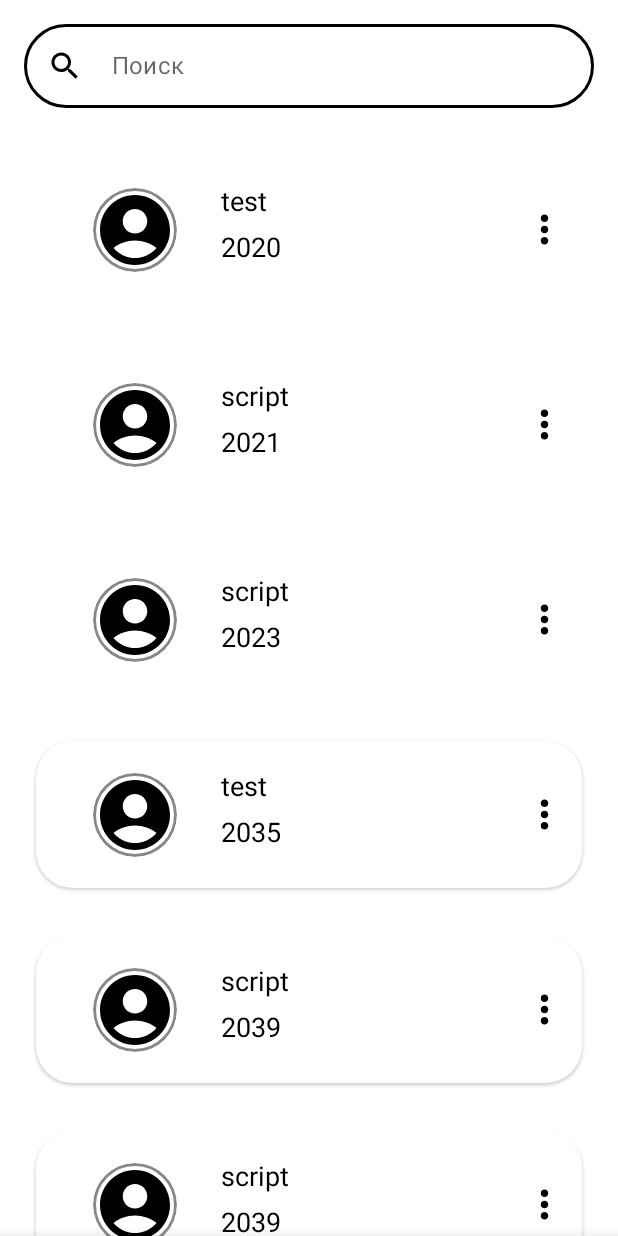
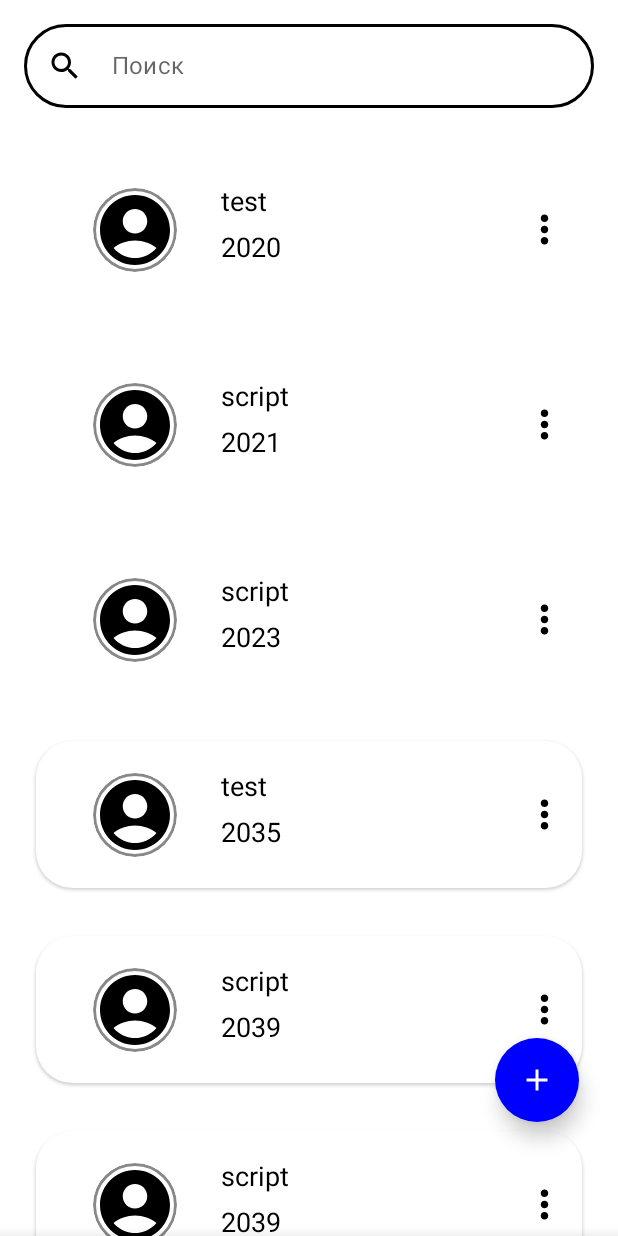
Before and after one commit to Alberto195/ConditioningApp, an Android app built with Jetpack Compose: the @Preview function ScriptListPreview, on a phone screen of 412 x 824 dp. Run offline under Robolectric (Android 15) with nearby library versions, the phone set to English and light mode, and no system bars.

```diff
--- a/app/src/main/java/com/example/conditioning511/presentation/script_list/ui/ScriptList.kt
+++ b/app/src/main/java/com/example/conditioning511/presentation/script_list/ui/ScriptList.kt
@@ -8,6 +8,7 @@ import androidx.compose.foundation.lazy.items
 import androidx.compose.foundation.shape.RoundedCornerShape
 import androidx.compose.material.*
 import androidx.compose.material.icons.Icons
+import androidx.compose.material.icons.filled.Add
 import androidx.compose.material.icons.filled.Delete
 import androidx.compose.material.icons.filled.Home
 import androidx.compose.runtime.Composable
@@ -26,6 +27,7 @@ import androidx.compose.ui.unit.sp
 import androidx.navigation.NavController
 import androidx.navigation.compose.rememberNavController
 import com.example.conditioning511.domain.script_list.models.TestScript
+import com.example.conditioning511.presentation.script_list.ui.add_script_ui.GiveNameDialog
 import kotlinx.coroutines.CoroutineScope
 import kotlinx.coroutines.launch
 import java.util.*
@@ -68,6 +70,19 @@ fun ScriptList(navController: NavController) {
                 SheetContent(coroutineScope = coroutineScope, deleteState = deleteState)
             },
         ) {
+            Scaffold(
+                floatingActionButton = {
+                    FloatingActionButton(
+                        modifier = Modifier.offset(y = (-60).dp, x = -(10).dp),
+                        elevation = FloatingActionButtonDefaults.elevation(defaultElevation = 8.dp),
+                        onClick = {  },
+                        contentColor = Color.White,
+                        backgroundColor = Color.Blue,
+                    ) {
+                        Icon(imageVector = Icons.Default.Add, contentDescription = "Add new script")
+                    }
+                }
+            ) {
                 Column(
                 ) {
                     SearchView(textState)
@@ -87,6 +102,7 @@ fun ScriptList(navController: NavController) {
                                     }
                                 }
                             )
+                        }
                     }
                 }
             }
```
Also changed, not shown: app/src/main/java/com/example/conditioning511/data/core/repositories/ScriptListRepositoryImpl.kt (+0 -10 lines), app/src/main/java/com/example/conditioning511/presentation/script_list/ui/add_script_ui/AddScriptUi.kt (added, +47 -0 lines). Lines whose indentation alone changed are shown as unchanged.
